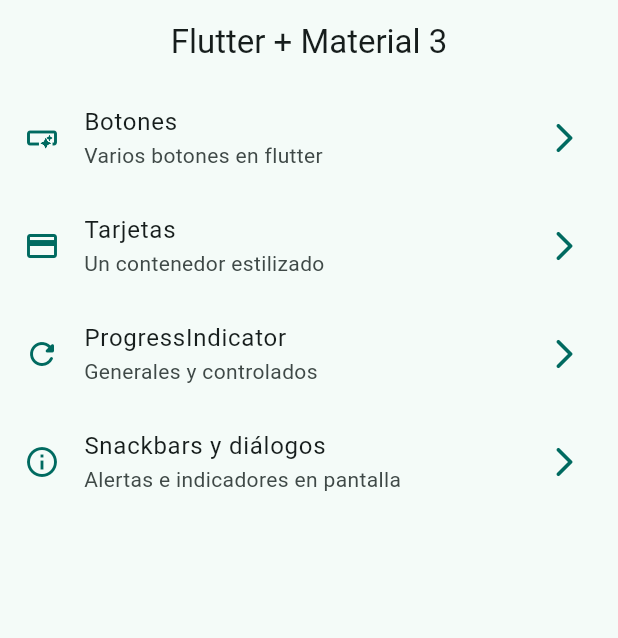
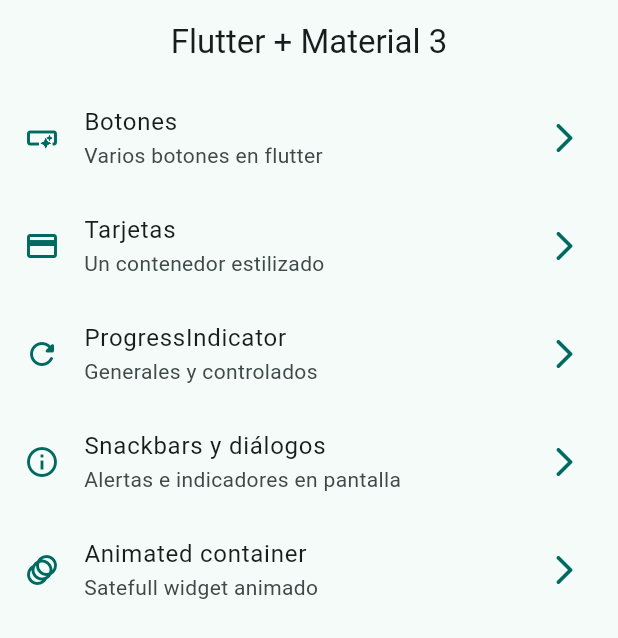
Before and after one commit to fabianrm/widgets-app, a Flutter app: the screen it shows after launch, on a phone screen of 412 x 824 dp. Shown: the top 638 px of the screen. Run offline on Flutter 3.47's test engine with Material 2 defaults, Android fonts, the phone set to English and light mode, and no system bars; our stand-ins replace go_router.

Commit message:
animated container terminado

```diff
--- a/lib/config/menu/menu_items.dart
+++ b/lib/config/menu/menu_items.dart
@@ -41,4 +41,10 @@ const appMenuItems = <MenuItem>[
     link: '/snackbars',
     icon: Icons.info_outline,
   ),
+  MenuItem(
+    title: 'Animated container',
+    subTitle: 'Satefull widget animado',
+    link: '/animated',
+    icon: Icons.animation_outlined,
+  ),
 ];
--- a/lib/config/router/app_router.dart
+++ b/lib/config/router/app_router.dart
@@ -30,5 +30,10 @@ final approuter = GoRouter(
       name: SnackbarScreen.name,
       builder: (context, state) => const SnackbarScreen(),
     ),
+    GoRoute(
+      path: '/animated',
+      name: AnimatedScreen.name,
+      builder: (context, state) => const AnimatedScreen(),
+    ),
   ],
 );
```
Also changed, not shown: lib/presentations/screens/animated/animated_screen.dart (+46 -2 lines).
